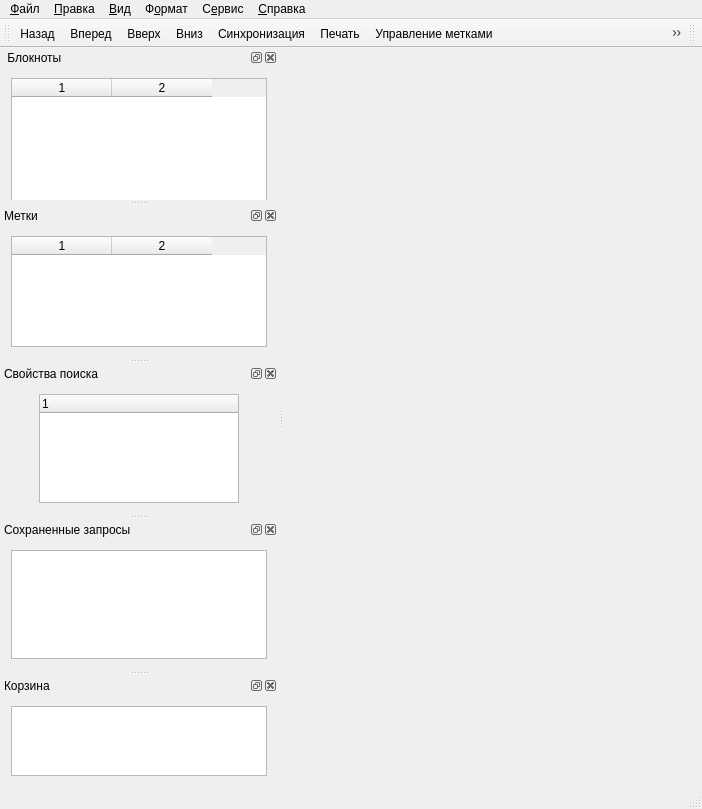
Old version of the form mainwindow.ui in the repository d1vanov/quentier.
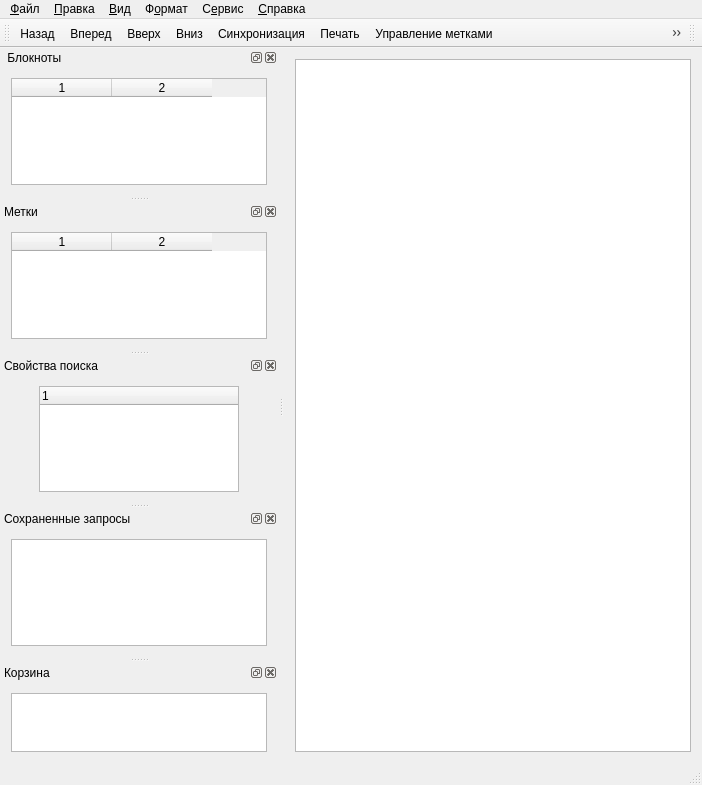
New version of the form. Icons and pictures are not drawn.

Commit message: Added auto-resize of helper widgets with the resize of main window

```diff
--- a/mainwindow.ui
+++ b/mainwindow.ui
@@ -22,7 +22,13 @@
   <property name="dockNestingEnabled">
    <bool>true</bool>
   </property>
-  <widget class="QWidget" name="centralWidget"/>
+  <widget class="QWidget" name="centralWidget">
+   <layout class="QHBoxLayout" name="horizontalLayout_6">
+    <item>
+     <widget class="QTableWidget" name="notesList"/>
+    </item>
+   </layout>
+  </widget>
   <widget class="QMenuBar" name="menuBar">
    <property name="geometry">
     <rect>
@@ -282,12 +288,6 @@
      <verstretch>0</verstretch>
     </sizepolicy>
    </property>
-   <property name="minimumSize">
-    <size>
-     <width>150</width>
-     <height>152</height>
-    </size>
-   </property>
    <property name="maximumSize">
     <size>
      <width>350</width>
@@ -304,12 +304,6 @@
     <number>1</number>
    </attribute>
    <widget class="QWidget" name="dockContentsNotebooks">
-    <property name="minimumSize">
-     <size>
-      <width>150</width>
-      <height>130</height>
-     </size>
-    </property>
     <property name="maximumSize">
      <size>
       <width>350</width>
@@ -322,12 +316,6 @@
     <layout class="QHBoxLayout" name="horizontalLayout">
      <item>
       <widget class="QTableWidget" name="tableNotebooks">
-       <property name="minimumSize">
-        <size>
-         <width>140</width>
-         <height>130</height>
-        </size>
-       </property>
        <property name="maximumSize">
         <size>
          <width>340</width>
@@ -360,12 +348,6 @@
      <verstretch>0</verstretch>
     </sizepolicy>
    </property>
-   <property name="minimumSize">
-    <size>
-     <width>150</width>
-     <height>152</height>
-    </size>
-   </property>
    <property name="maximumSize">
     <size>
      <width>350</width>
@@ -388,12 +370,6 @@
       <verstretch>0</verstretch>
      </sizepolicy>
     </property>
-    <property name="minimumSize">
-     <size>
-      <width>150</width>
-      <height>130</height>
-     </size>
-    </property>
     <property name="maximumSize">
      <size>
       <width>350</width>
@@ -420,12 +396,6 @@
      <verstretch>0</verstretch>
     </sizepolicy>
    </property>
-   <property name="minimumSize">
-    <size>
-     <width>150</width>
-     <height>150</height>
-    </size>
-   </property>
    <property name="maximumSize">
     <size>
      <width>1000</width>
@@ -442,12 +412,6 @@
     <layout class="QHBoxLayout" name="horizontalLayout_3">
      <item>
       <widget class="QTreeWidget" name="treeSearchProperties">
-       <property name="minimumSize">
-        <size>
-         <width>100</width>
-         <height>100</height>
-        </size>
-       </property>
        <property name="maximumSize">
         <size>
          <width>200</width>
@@ -465,12 +429,6 @@
    </widget>
   </widget>
   <widget class="QDockWidget" name="dockSavedRequests">
-   <property name="minimumSize">
-    <size>
-     <width>150</width>
-     <height>150</height>
-    </size>
-   </property>
    <property name="maximumSize">
     <size>
      <width>1000</width>
@@ -503,6 +461,12 @@
    </attribute>
   </widget>
   <widget class="QDockWidget" name="dockTrash">
+   <property name="maximumSize">
+    <size>
+     <width>350</width>
+     <height>100</height>
+    </size>
+   </property>
    <property name="windowTitle">
     <string>Корзина</string>
    </property>
```
Left out of the diff: 2 changed lines with no effect on the pictures. The commit also changes 2 other files.
